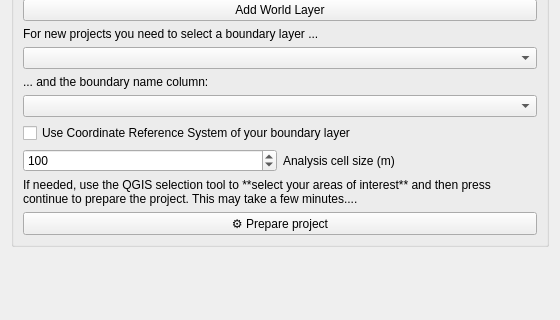
This is geest/ui/setup_panel_base.ui in worldbank/GEEST as Qt 5 draws it before an edit; both pictures show x 0 to 560 and y 359 to 679 of the 560 by 848 pixel window. The edited form follows.
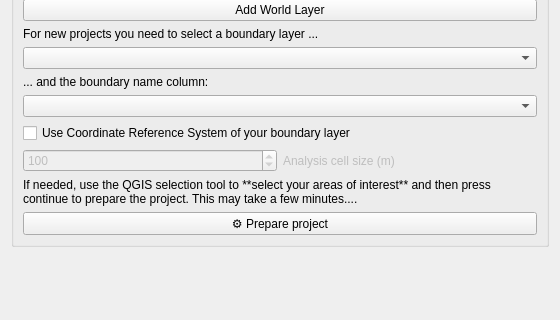
This is the edited form. Icons and pictures are not drawn. Custom widgets are drawn as their Qt base class.

Patch:
```diff
--- a/geest/ui/setup_panel_base.ui
+++ b/geest/ui/setup_panel_base.ui
@@ -189,6 +189,9 @@
        <layout class="QHBoxLayout" name="horizontalLayout">
         <item>
          <widget class="QSpinBox" name="cell_size_spinbox">
+          <property name="enabled">
+           <bool>false</bool>
+          </property>
           <property name="minimum">
            <number>10</number>
           </property>
@@ -202,6 +205,9 @@
         </item>
         <item>
          <widget class="QLabel" name="label">
+          <property name="enabled">
+           <bool>false</bool>
+          </property>
           <property name="text">
            <string>Analysis cell size (m)</string>
           </property>
```
